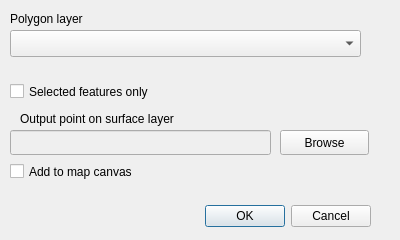
This is realcentroid_dialog_base.ui in zsiki/realcentroid as Qt 5 draws it before an edit. The edited form follows.
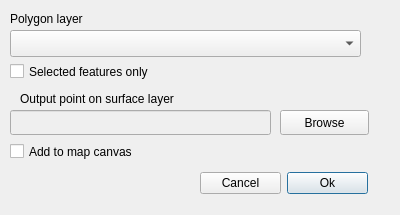
This is the edited form. Custom widgets are drawn as their Qt base class.

```diff
--- a/realcentroid_dialog_base.ui
+++ b/realcentroid_dialog_base.ui
@@ -7,28 +7,12 @@
     <x>0</x>
     <y>0</y>
     <width>400</width>
-    <height>240</height>
+    <height>215</height>
    </rect>
   </property>
   <property name="windowTitle">
    <string>realcentroid</string>
   </property>
-  <widget class="QDialogButtonBox" name="button_box">
-   <property name="geometry">
-    <rect>
-     <x>30</x>
-     <y>200</y>
-     <width>341</width>
-     <height>32</height>
-    </rect>
-   </property>
-   <property name="orientation">
-    <enum>Qt::Horizontal</enum>
-   </property>
-   <property name="standardButtons">
-    <set>QDialogButtonBox::Cancel|QDialogButtonBox::Ok</set>
-   </property>
-  </widget>
   <widget class="QLabel" name="label">
    <property name="geometry">
     <rect>
@@ -46,7 +30,7 @@
    <property name="geometry">
     <rect>
      <x>10</x>
-     <y>80</y>
+     <y>60</y>
      <width>321</width>
      <height>23</height>
     </rect>
@@ -59,7 +43,7 @@
    <property name="geometry">
     <rect>
      <x>20</x>
-     <y>110</y>
+     <y>90</y>
      <width>311</width>
      <height>17</height>
     </rect>
@@ -75,7 +59,7 @@
    <property name="geometry">
     <rect>
      <x>10</x>
-     <y>130</y>
+     <y>110</y>
      <width>261</width>
      <height>25</height>
     </rect>
@@ -85,7 +69,7 @@
    <property name="geometry">
     <rect>
      <x>280</x>
-     <y>130</y>
+     <y>110</y>
      <width>89</width>
      <height>25</height>
     </rect>
@@ -98,7 +82,7 @@
    <property name="geometry">
     <rect>
      <x>10</x>
-     <y>160</y>
+     <y>140</y>
      <width>251</width>
      <height>23</height>
     </rect>
@@ -117,6 +101,35 @@
     </rect>
    </property>
   </widget>
+  <widget class="QWidget" name="">
+   <property name="geometry">
+    <rect>
+     <x>200</x>
+     <y>170</y>
+     <width>168</width>
+     <height>27</height>
+    </rect>
+   </property>
+   <layout class="QHBoxLayout" name="horizontalLayout">
+    <item>
+     <widget class="QPushButton" name="cancelBtn">
+      <property name="text">
+       <string>Cancel</string>
+      </property>
+     </widget>
+    </item>
+    <item>
+     <widget class="QPushButton" name="okBtn">
+      <property name="text">
+       <string>Ok</string>
+      </property>
+      <property name="default">
+       <bool>true</bool>
+      </property>
+     </widget>
+    </item>
+   </layout>
+  </widget>
  </widget>
  <customwidgets>
   <customwidget>
```
Left out of the diff: 35 changed lines with no effect on the pictures.
